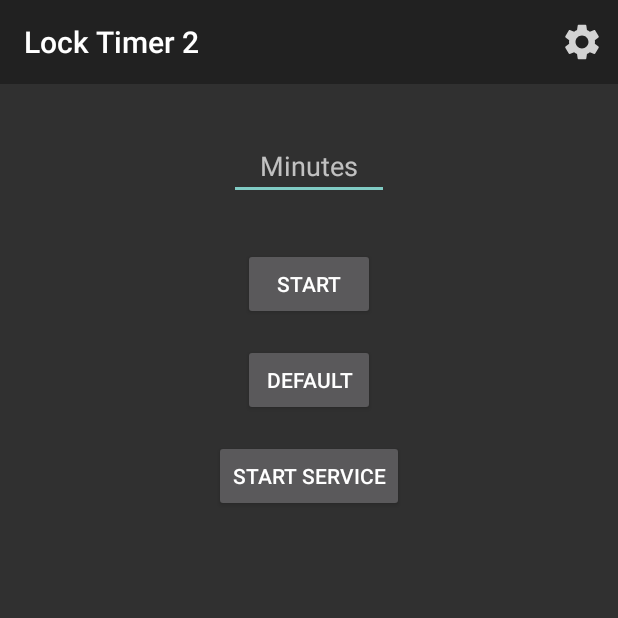
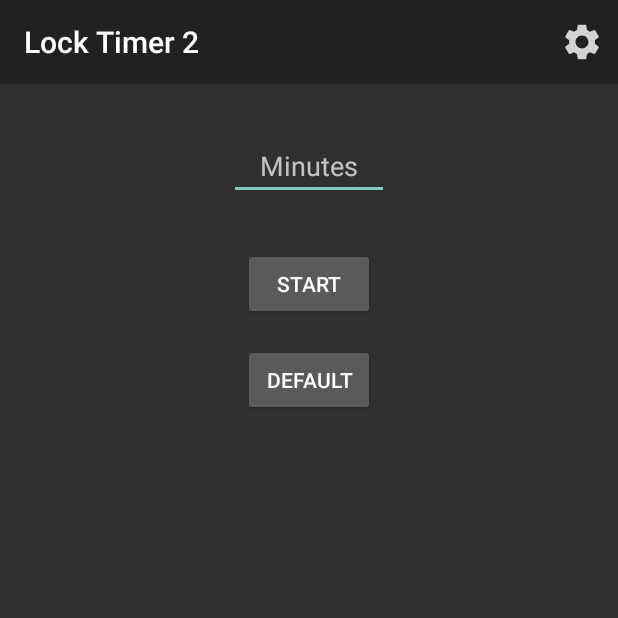
Before and after one commit to bimboIlya/LockTimer, an Android app: the screen it shows after launch (MainActivity), on a phone screen of 412 x 824 dp, the top half of it. Run offline under Robolectric (Android 15) with nearby library versions, the phone set to English and light mode, and no system bars; our stand-ins replace Timber; libraries missing offline, so code that uses them is left out: androidx.viewbinding; 2 statements that could not run were skipped.

Commit message:
delete timer starter service

```diff
--- a/app/src/main/AndroidManifest.xml
+++ b/app/src/main/AndroidManifest.xml
@@ -51,9 +51,6 @@
                 <action android:name="android.appwidget.action.APPWIDGET_UPDATE" />
             </intent-filter>
         </receiver>
-
-        <service android:name=".timer.TimerStarterService" />
-
     </application>
 
 </manifest>
--- a/app/src/main/java/com/example/locktimer2/ui/MainActivity.kt
+++ b/app/src/main/java/com/example/locktimer2/ui/MainActivity.kt
@@ -26,7 +26,6 @@ class MainActivity : AppCompatActivity() {
         setUpClickListeners()
 
         observeTimerState()
-        setServiceButtonsState(isServiceRunning<TimerStarterService>())
     }
 
     private fun setUpClickListeners() = with(binding) {
@@ -35,16 +34,6 @@ class MainActivity : AppCompatActivity() {
         btnDefaultStart.setOnClickListener { startDefaultTimer() }
 
         btnStop.setOnClickListener { cancelTimer() }
-
-        btnStartService.setOnClickListener {
-            startService<TimerStarterService>()
-            setServiceButtonsState(isServiceRunning = true)
-        }
-
-        btnStopService.setOnClickListener {
-            stopService<TimerStarterService>()
-            setServiceButtonsState(isServiceRunning = false)
-        }
     }
 
     private fun startTimerIfInputNotPoop() {
@@ -77,11 +66,6 @@ class MainActivity : AppCompatActivity() {
         btnStop.isVisible = isTimerRunning
     }
 
-    private fun setServiceButtonsState(isServiceRunning: Boolean) = with(binding) {
-        btnStartService.isInvisible = isServiceRunning
-        btnStopService.isVisible = isServiceRunning
-    }
-
     override fun onCreateOptionsMenu(menu: Menu?): Boolean {
         menuInflater.inflate(R.menu.menu_main, menu)
         return super.onCreateOptionsMenu(menu)
--- a/app/src/main/res/layout/activity_main.xml
+++ b/app/src/main/res/layout/activity_main.xml
@@ -61,24 +61,4 @@
         app:layout_constraintStart_toStartOf="parent"
         app:layout_constraintTop_toBottomOf="@+id/btn_start" />
 
-    <Button
-        android:id="@+id/btn_start_service"
-        android:layout_width="wrap_content"
-        android:layout_height="wrap_content"
-        android:layout_marginTop="16dp"
-        android:text="Start service"
-        app:layout_constraintEnd_toEndOf="parent"
-        app:layout_constraintStart_toStartOf="parent"
-        app:layout_constraintTop_toBottomOf="@id/btn_default_start" />
-
-    <Button
-        android:id="@+id/btn_stop_service"
-        android:layout_width="wrap_content"
-        android:layout_height="wrap_content"
-        android:text="Stop service"
-        android:visibility="gone"
-        app:layout_constraintEnd_toEndOf="@id/btn_start_service"
-        app:layout_constraintStart_toStartOf="@id/btn_start_service"
-        app:layout_constraintTop_toTopOf="@id/btn_start_service" />
-
 </androidx.constraintlayout.widget.ConstraintLayout>
```
Also changed, not shown: app/src/main/java/com/example/locktimer2/MyApplication.kt (+1 -25 lines), app/src/main/java/com/example/locktimer2/timer/TimerStarterService.kt (deleted, +0 -43 lines).
